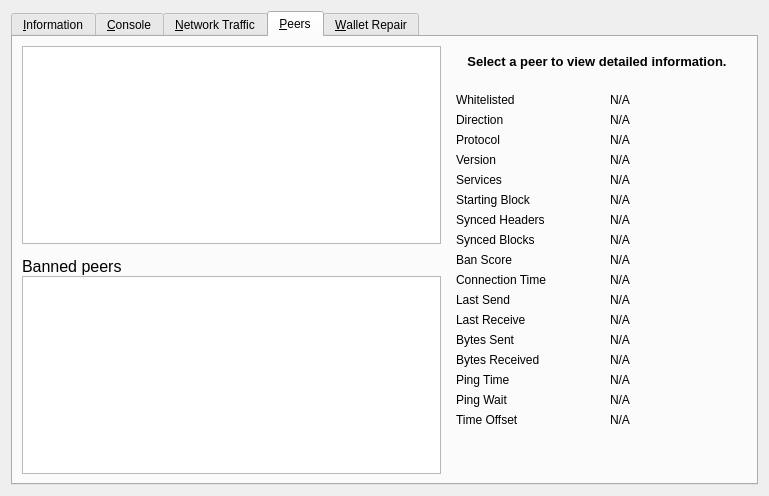
Above: src/qt/forms/rpcconsole.ui from decenomy/DSW before the change. Below: the same form after it.
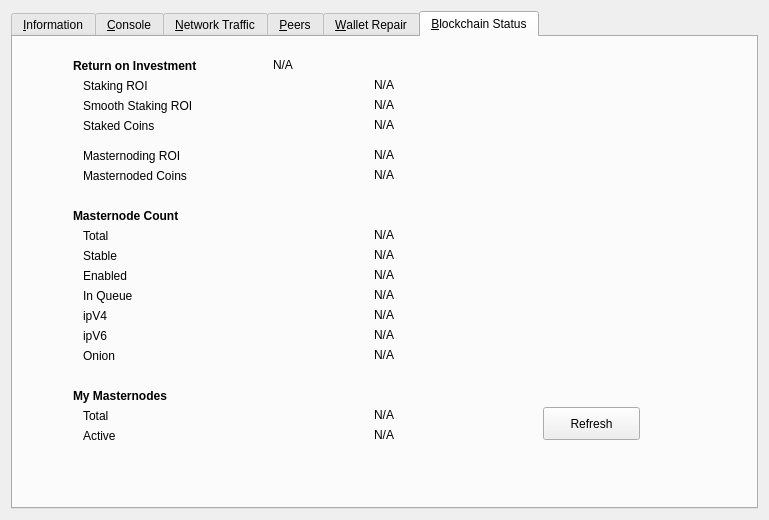
That is the form after the change. The open tabs and pages were chosen to show the change. Icons and pictures are not drawn. Custom widgets are drawn as their Qt base class.

Commit message: Add Blockchain Status tab to the Tools Window => by techy2

```diff
--- a/src/qt/forms/rpcconsole.ui
+++ b/src/qt/forms/rpcconsole.ui
@@ -7,7 +7,7 @@
     <x>0</x>
     <y>0</y>
     <width>769</width>
-    <height>496</height>
+    <height>520</height>
    </rect>
   </property>
   <property name="windowTitle">
@@ -1624,6 +1624,638 @@
        </item>
       </layout>
      </widget>
+     <widget class="QWidget" name="tab_status">
+      <attribute name="title">
+       <string>&amp;Blockchain Status</string>
+      </attribute>
+      <widget class="QLabel" name="ROI">
+       <property name="geometry">
+        <rect>
+         <x>60</x>
+         <y>20</y>
+         <width>181</width>
+         <height>17</height>
+        </rect>
+       </property>
+       <property name="font">
+        <font>
+         <weight>75</weight>
+         <bold>true</bold>
+        </font>
+       </property>
+       <property name="text">
+        <string>Return on Investment</string>
+       </property>
+      </widget>
+      <widget class="QLabel" name="stakingROI">
+       <property name="geometry">
+        <rect>
+         <x>70</x>
+         <y>40</y>
+         <width>171</width>
+         <height>17</height>
+        </rect>
+       </property>
+       <property name="text">
+        <string>Staking ROI</string>
+       </property>
+      </widget>
+      <widget class="QLabel" name="smooth_staking">
+       <property name="geometry">
+        <rect>
+         <x>70</x>
+         <y>60</y>
+         <width>171</width>
+         <height>17</height>
+        </rect>
+       </property>
+       <property name="text">
+        <string>Smooth Staking ROI</string>
+       </property>
+      </widget>
+      <widget class="QLabel" name="staked_coins">
+       <property name="geometry">
+        <rect>
+         <x>70</x>
+         <y>80</y>
+         <width>171</width>
+         <height>17</height>
+        </rect>
+       </property>
+       <property name="text">
+        <string>Staked Coins</string>
+       </property>
+      </widget>
+      <widget class="QLabel" name="masternode_ROI">
+       <property name="geometry">
+        <rect>
+         <x>70</x>
+         <y>110</y>
+         <width>171</width>
+         <height>17</height>
+        </rect>
+       </property>
+       <property name="text">
+        <string>Masternoding ROI</string>
+       </property>
+      </widget>
+      <widget class="QLabel" name="masternode_coins">
+       <property name="geometry">
+        <rect>
+         <x>70</x>
+         <y>130</y>
+         <width>171</width>
+         <height>17</height>
+        </rect>
+       </property>
+       <property name="text">
+        <string>Masternoded Coins</string>
+       </property>
+      </widget>
+      <widget class="QLabel" name="masternode_count">
+       <property name="geometry">
+        <rect>
+         <x>60</x>
+         <y>170</y>
+         <width>181</width>
+         <height>17</height>
+        </rect>
+       </property>
+       <property name="font">
+        <font>
+         <weight>75</weight>
+         <bold>true</bold>
+        </font>
+       </property>
+       <property name="text">
+        <string>Masternode Count</string>
+       </property>
+      </widget>
+      <widget class="QLabel" name="total">
+       <property name="geometry">
+        <rect>
+         <x>70</x>
+         <y>190</y>
+         <width>171</width>
+         <height>17</height>
+        </rect>
+       </property>
+       <property name="text">
+        <string>Total</string>
+       </property>
+      </widget>
+      <widget class="QLabel" name="stable">
+       <property name="geometry">
+        <rect>
+         <x>70</x>
+         <y>210</y>
+         <width>171</width>
+         <height>17</height>
+        </rect>
+       </property>
+       <property name="text">
+        <string>Stable</string>
+       </property>
+      </widget>
+      <widget class="QLabel" name="enabled">
+       <property name="geometry">
+        <rect>
+         <x>70</x>
+         <y>230</y>
+         <width>171</width>
+         <height>17</height>
+        </rect>
+       </property>
+       <property name="text">
+        <string>Enabled</string>
+       </property>
+      </widget>
+      <widget class="QLabel" name="inqueue">
+       <property name="geometry">
+        <rect>
+         <x>70</x>
+         <y>250</y>
+         <width>171</width>
+         <height>17</height>
+        </rect>
+       </property>
+       <property name="text">
+        <string>In Queue</string>
+       </property>
+      </widget>
+      <widget class="QLabel" name="ipv4">
+       <property name="geometry">
+        <rect>
+         <x>70</x>
+         <y>270</y>
+         <width>171</width>
+         <height>17</height>
+        </rect>
+       </property>
+       <property name="text">
+        <string>ipV4</string>
+       </property>
+      </widget>
+      <widget class="QLabel" name="ipv6">
+       <property name="geometry">
+        <rect>
+         <x>70</x>
+         <y>290</y>
+         <width>171</width>
+         <height>17</height>
+        </rect>
+       </property>
+       <property name="text">
+        <string>ipV6</string>
+       </property>
+      </widget>
+      <widget class="QLabel" name="onion">
+       <property name="geometry">
+        <rect>
+         <x>70</x>
+         <y>310</y>
+         <width>171</width>
+         <height>17</height>
+        </rect>
+       </property>
+       <property name="text">
+        <string>Onion</string>
+       </property>
+      </widget>
+      <widget class="QLabel" name="stkroi">
+       <property name="geometry">
+        <rect>
+         <x>260</x>
+         <y>40</y>
+         <width>121</width>
+         <height>17</height>
+        </rect>
+       </property>
+       <property name="cursor">
+        <cursorShape>IBeamCursor</cursorShape>
+       </property>
+       <property name="text">
+        <string>N/A</string>
+       </property>
+       <property name="textFormat">
+        <enum>Qt::PlainText</enum>
+       </property>
+       <property name="alignment">
+        <set>Qt::AlignRight|Qt::AlignVCenter</set>
+       </property>
+       <property name="textInteractionFlags">
+        <set>Qt::LinksAccessibleByMouse|Qt::TextSelectableByKeyboard|Qt::TextSelectableByMouse</set>
+       </property>
+      </widget>
+      <widget class="QLabel" name="ssroi">
+       <property name="geometry">
+        <rect>
+         <x>260</x>
+         <y>60</y>
+         <width>121</width>
+         <height>17</height>
+        </rect>
+       </property>
+       <property name="cursor">
+        <cursorShape>IBeamCursor</cursorShape>
+       </property>
+       <property name="text">
+        <string>N/A</string>
+       </property>
+       <property name="textFormat">
+        <enum>Qt::PlainText</enum>
+       </property>
+       <property name="alignment">
+        <set>Qt::AlignRight|Qt::AlignVCenter</set>
+       </property>
+       <property name="textInteractionFlags">
+        <set>Qt::LinksAccessibleByMouse|Qt::TextSelectableByKeyboard|Qt::TextSelectableByMouse</set>
+       </property>
+      </widget>
+      <widget class="QLabel" name="stkcoins">
+       <property name="geometry">
+        <rect>
+         <x>260</x>
+         <y>80</y>
+         <width>121</width>
+         <height>17</height>
+        </rect>
+       </property>
+       <property name="cursor">
+        <cursorShape>IBeamCursor</cursorShape>
+       </property>
+       <property name="text">
+        <string>N/A</string>
+       </property>
+       <property name="textFormat">
+        <enum>Qt::PlainText</enum>
+       </property>
+       <property name="alignment">
+        <set>Qt::AlignRight|Qt::AlignVCenter</set>
+       </property>
+       <property name="textInteractionFlags">
+        <set>Qt::LinksAccessibleByMouse|Qt::TextSelectableByKeyboard|Qt::TextSelectableByMouse</set>
+       </property>
+      </widget>
+      <widget class="QLabel" name="mnroi">
+       <property name="geometry">
+        <rect>
+         <x>260</x>
+         <y>110</y>
+         <width>121</width>
+         <height>17</height>
+        </rect>
+       </property>
+       <property name="cursor">
+        <cursorShape>IBeamCursor</cursorShape>
+       </property>
+       <property name="text">
+        <string>N/A</string>
+       </property>
+       <property name="textFormat">
+        <enum>Qt::PlainText</enum>
+       </property>
+       <property name="alignment">
+        <set>Qt::AlignRight|Qt::AlignVCenter</set>
+       </property>
+       <property name="textInteractionFlags">
+        <set>Qt::LinksAccessibleByMouse|Qt::TextSelectableByKeyboard|Qt::TextSelectableByMouse</set>
+       </property>
+      </widget>
+      <widget class="QLabel" name="mncoins">
+       <property name="geometry">
+        <rect>
+         <x>260</x>
+         <y>130</y>
+         <width>121</width>
+         <height>17</height>
+        </rect>
+       </property>
+       <property name="cursor">
+        <cursorShape>IBeamCursor</cursorShape>
+       </property>
+       <property name="text">
+        <string>N/A</string>
+       </property>
+       <property name="textFormat">
+        <enum>Qt::PlainText</enum>
+       </property>
+       <property name="alignment">
+        <set>Qt::AlignRight|Qt::AlignVCenter</set>
+       </property>
+       <property name="textInteractionFlags">
+        <set>Qt::LinksAccessibleByMouse|Qt::TextSelectableByKeyboard|Qt::TextSelectableByMouse</set>
+       </property>
+      </widget>
+      <widget class="QLabel" name="totalmn">
+       <property name="geometry">
+        <rect>
+         <x>260</x>
+         <y>190</y>
+         <width>121</width>
+         <height>17</height>
+        </rect>
+       </property>
+       <property name="cursor">
+        <cursorShape>IBeamCursor</cursorShape>
+       </property>
+       <property name="text">
+        <string>N/A</string>
+       </property>
+       <property name="textFormat">
+        <enum>Qt::PlainText</enum>
+       </property>
+       <property name="alignment">
+        <set>Qt::AlignRight|Qt::AlignVCenter</set>
+       </property>
+       <property name="textInteractionFlags">
+        <set>Qt::LinksAccessibleByMouse|Qt::TextSelectableByKeyboard|Qt::TextSelectableByMouse</set>
+       </property>
+      </widget>
+      <widget class="QLabel" name="stablemn">
+       <property name="geometry">
+        <rect>
+         <x>260</x>
+         <y>210</y>
+         <width>121</width>
+         <height>17</height>
+        </rect>
+       </property>
+       <property name="cursor">
+        <cursorShape>IBeamCursor</cursorShape>
+       </property>
+       <property name="text">
+        <string>N/A</string>
+       </property>
+       <property name="textFormat">
+        <enum>Qt::PlainText</enum>
+       </property>
+       <property name="alignment">
+        <set>Qt::AlignRight|Qt::AlignVCenter</set>
+       </property>
+       <property name="textInteractionFlags">
+        <set>Qt::LinksAccessibleByMouse|Qt::TextSelectableByKeyboard|Qt::TextSelectableByMouse</set>
+       </property>
+      </widget>
+      <widget class="QLabel" name="enabledmn">
+       <property name="geometry">
+        <rect>
+         <x>260</x>
+         <y>230</y>
+         <width>121</width>
+         <height>17</height>
+        </rect>
+       </property>
+       <property name="cursor">
+        <cursorShape>IBeamCursor</cursorShape>
+       </property>
+       <property name="text">
+        <string>N/A</string>
+       </property>
+       <property name="textFormat">
+        <enum>Qt::PlainText</enum>
+       </property>
+       <property name="alignment">
+        <set>Qt::AlignRight|Qt::AlignVCenter</set>
+       </property>
+       <property name="textInteractionFlags">
+        <set>Qt::LinksAccessibleByMouse|Qt::TextSelectableByKeyboard|Qt::TextSelectableByMouse</set>
+       </property>
+      </widget>
+      <widget class="QLabel" name="inqmn">
+       <property name="geometry">
+        <rect>
+         <x>260</x>
+         <y>250</y>
+         <width>121</width>
+         <height>17</height>
+        </rect>
+       </property>
+       <property name="cursor">
+        <cursorShape>IBeamCursor</cursorShape>
+       </property>
+       <property name="text">
+        <string>N/A</string>
+       </property>
+       <property name="textFormat">
+        <enum>Qt::PlainText</enum>
+       </property>
+       <property name="alignment">
+        <set>Qt::AlignRight|Qt::AlignVCenter</set>
+       </property>
+       <property name="textInteractionFlags">
+        <set>Qt::LinksAccessibleByMouse|Qt::TextSelectableByKeyboard|Qt::TextSelectableByMouse</set>
+       </property>
+      </widget>
+      <widget class="QLabel" name="ipv4mn">
+       <property name="geometry">
+        <rect>
+         <x>260</x>
+         <y>270</y>
+         <width>121</width>
+         <height>17</height>
+        </rect>
+       </property>
+       <property name="cursor">
+        <cursorShape>IBeamCursor</cursorShape>
+       </property>
+       <property name="text">
+        <string>N/A</string>
+       </property>
+       <property name="textFormat">
+        <enum>Qt::PlainText</enum>
+       </property>
+       <property name="alignment">
+        <set>Qt::AlignRight|Qt::AlignVCenter</set>
+       </property>
+       <property name="textInteractionFlags">
+        <set>Qt::LinksAccessibleByMouse|Qt::TextSelectableByKeyboard|Qt::TextSelectableByMouse</set>
+       </property>
+      </widget>
+      <widget class="QLabel" name="ipv6mn">
+       <property name="geometry">
+        <rect>
+         <x>260</x>
+         <y>290</y>
+         <width>121</width>
+         <height>17</height>
+        </rect>
+       </property>
+       <property name="cursor">
+        <cursorShape>IBeamCursor</cursorShape>
+       </property>
+       <property name="text">
+        <string>N/A</string>
+       </property>
+       <property name="textFormat">
+        <enum>Qt::PlainText</enum>
+       </property>
+       <property name="alignment">
+        <set>Qt::AlignRight|Qt::AlignVCenter</set>
+       </property>
+       <property name="textInteractionFlags">
+        <set>Qt::LinksAccessibleByMouse|Qt::TextSelectableByKeyboard|Qt::TextSelectableByMouse</set>
+       </property>
+      </widget>
+      <widget class="QLabel" name="onionmn">
+       <property name="geometry">
+        <rect>
+         <x>260</x>
+         <y>310</y>
+         <width>121</width>
+         <height>17</height>
+        </rect>
+       </property>
+       <property name="cursor">
+        <cursorShape>IBeamCursor</cursorShape>
+       </property>
+       <property name="text">
+        <string>N/A</string>
+       </property>
+       <property name="textFormat">
+        <enum>Qt::PlainText</enum>
+       </property>
+       <property name="alignment">
+        <set>Qt::AlignRight|Qt::AlignVCenter</set>
+       </property>
+       <property name="textInteractionFlags">
+        <set>Qt::LinksAccessibleByMouse|Qt::TextSelectableByKeyboard|Qt::TextSelectableByMouse</set>
+       </property>
+      </widget>
+      <widget class="QLabel" name="my_masternodes">
+       <property name="geometry">
+        <rect>
+         <x>60</x>
+         <y>350</y>
+         <width>181</width>
+         <height>17</height>
+        </rect>
+       </property>
+       <property name="font">
+        <font>
+         <weight>75</weight>
+         <bold>true</bold>
+        </font>
+       </property>
+       <property name="text">
+        <string>My Masternodes</string>
+       </property>
+      </widget>
+      <widget class="QLabel" name="mytotal">
+       <property name="geometry">
+        <rect>
+         <x>70</x>
+         <y>370</y>
+         <width>171</width>
+         <height>17</height>
+        </rect>
+       </property>
+       <property name="text">
+        <string>Total</string>
+       </property>
+      </widget>
+      <widget class="QLabel" name="myactive">
+       <property name="geometry">
+        <rect>
+         <x>70</x>
+         <y>390</y>
+         <width>171</width>
+         <height>17</height>
+        </rect>
+       </property>
+       <property name="text">
+        <string>Active</string>
+       </property>
+      </widget>
+      <widget class="QLabel" name="mytotalmn">
+       <property name="geometry">
+        <rect>
+         <x>260</x>
+         <y>370</y>
+         <width>121</width>
+         <height>17</height>
+        </rect>
+       </property>
+       <property name="cursor">
+        <cursorShape>IBeamCursor</cursorShape>
+       </property>
+       <property name="text">
+        <string>N/A</string>
+       </property>
+       <property name="textFormat">
+        <enum>Qt::PlainText</enum>
+       </property>
+       <property name="alignment">
+        <set>Qt::AlignRight|Qt::AlignVCenter</set>
+       </property>
+       <property name="textInteractionFlags">
+        <set>Qt::LinksAccessibleByMouse|Qt::TextSelectableByKeyboard|Qt::TextSelectableByMouse</set>
+       </property>
+      </widget>
+      <widget class="QLabel" name="myactivemn">
+       <property name="geometry">
+        <rect>
+         <x>260</x>
+         <y>390</y>
+         <width>121</width>
+         <height>17</height>
+        </rect>
+       </property>
+       <property name="cursor">
+        <cursorShape>IBeamCursor</cursorShape>
+       </property>
+       <property name="text">
+        <string>N/A</string>
+       </property>
+       <property name="textFormat">
+        <enum>Qt::PlainText</enum>
+       </property>
+       <property name="alignment">
+        <set>Qt::AlignRight|Qt::AlignVCenter</set>
+       </property>
+       <property name="textInteractionFlags">
+        <set>Qt::LinksAccessibleByMouse|Qt::TextSelectableByKeyboard|Qt::TextSelectableByMouse</set>
+       </property>
+      </widget>
+      <widget class="QLabel" name="bststamp">
+       <property name="geometry">
+        <rect>
+         <x>260</x>
+         <y>20</y>
+         <width>451</width>
+         <height>17</height>
+        </rect>
+       </property>
+       <property name="cursor">
+        <cursorShape>IBeamCursor</cursorShape>
+       </property>
+       <property name="text">
+        <string>N/A</string>
+       </property>
+       <property name="textFormat">
+        <enum>Qt::PlainText</enum>
+       </property>
+       <property name="alignment">
+        <set>Qt::AlignLeft|Qt::AlignVCenter</set>
+       </property>
+       <property name="textInteractionFlags">
+        <set>Qt::LinksAccessibleByMouse|Qt::TextSelectableByKeyboard|Qt::TextSelectableByMouse</set>
+       </property>
+      </widget>
+      <widget class="QPushButton" name="btn_refresh">
+       <property name="geometry">
+        <rect>
+         <x>530</x>
+         <y>370</y>
+         <width>97</width>
+         <height>33</height>
+        </rect>
+       </property>
+       <property name="text">
+        <string>Refresh</string>
+       </property>
+      </widget>
+     </widget>
     </widget>
    </item>
   </layout>
```
Left out of the diff: 4 changed lines with no effect on the pictures. The commit also changes 5 other files.
